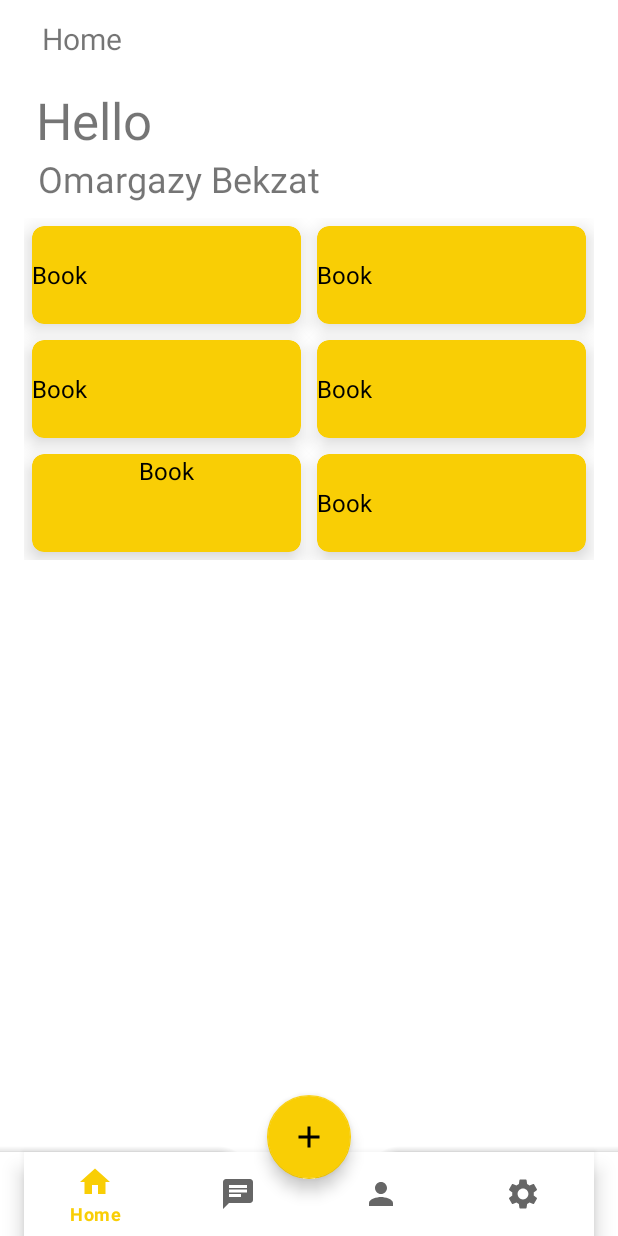
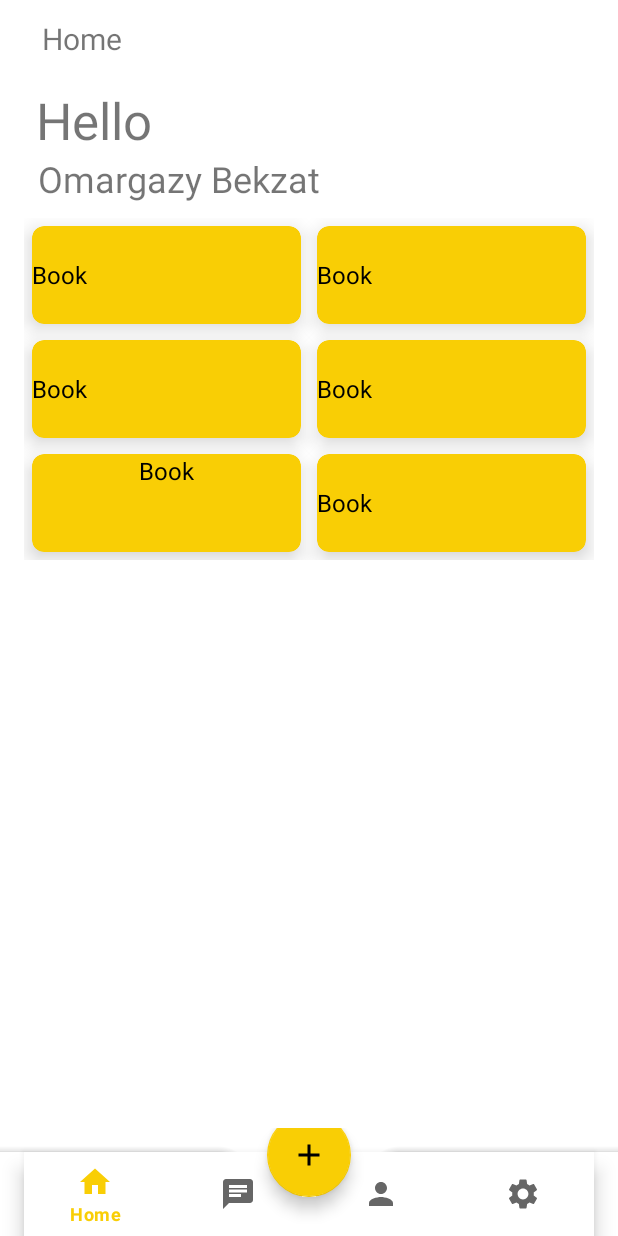
Before and after one commit to Bexact/AndroidFinalProject, an Android app: the screen it shows after launch (MainActivity), on a phone screen of 412 x 824 dp. Run offline under Robolectric (Android 15) with nearby library versions, the phone set to English and light mode, and no system bars; our stand-ins replace navigation-ui; Roboto replaces fonts that are not available here.

Commit message:
all of this works

```diff
--- a/app/src/main/res/layout/activity_main.xml
+++ b/app/src/main/res/layout/activity_main.xml
@@ -12,14 +12,21 @@
         android:name="androidx.navigation.fragment.NavHostFragment"
         android:layout_width="match_parent"
         android:layout_height="match_parent"
-        app:navGraph="@navigation/nav_graph"
-        app:defaultNavHost="true" />
+        app:defaultNavHost="true"
+        app:layout_constraintBottom_toTopOf="@+id/coordinatorLayout"
+        app:layout_constraintEnd_toEndOf="parent"
+        app:layout_constraintStart_toStartOf="parent"
+        app:layout_constraintTop_toTopOf="parent"
+        app:navGraph="@navigation/nav_graph" />
 
     <androidx.coordinatorlayout.widget.CoordinatorLayout
+        android:id="@+id/coordinatorLayout"
         android:layout_width="match_parent"
-        android:layout_height="match_parent"
-        tools:context=".MainActivity"
-        tools:layout_editor_absoluteY="111dp">
+        android:layout_height="wrap_content"
+        app:layout_constraintBottom_toBottomOf="parent"
+        app:layout_constraintEnd_toEndOf="parent"
+        app:layout_constraintStart_toStartOf="parent"
+        tools:context=".MainActivity">
 
         <com.google.android.material.bottomappbar.BottomAppBar
             android:id="@+id/bottomAppBar"
--- a/app/src/main/res/navigation/nav_graph.xml
+++ b/app/src/main/res/navigation/nav_graph.xml
@@ -5,11 +5,6 @@
     android:id="@+id/nav_graph"
     app:startDestination="@id/homeFragment">
 
-    <activity
-        android:id="@+id/introActivity"
-        android:name="com.example.projectproductivity.IntroActivity"
-        android:label="activity_intro"
-        tools:layout="@layout/activity_intro" />
     <fragment
         android:id="@+id/homeFragment"
         android:name="com.example.projectproductivity.HomeFragment"
```
Also changed, not shown: app/src/main/AndroidManifest.xml (+0 -21 lines).
